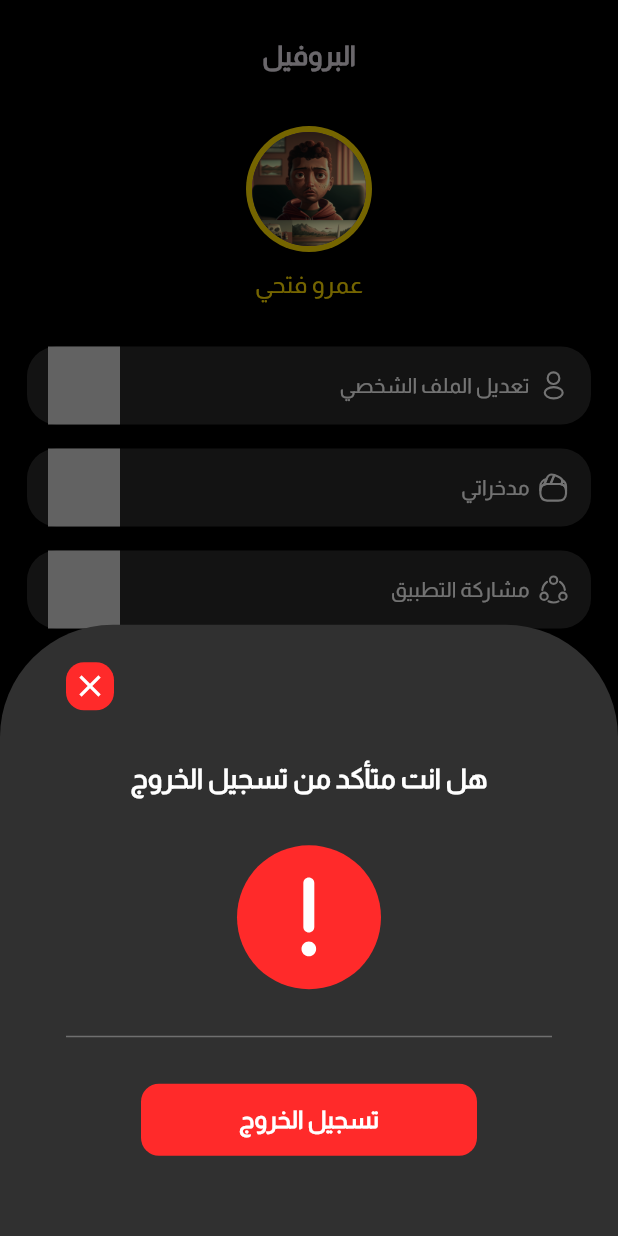
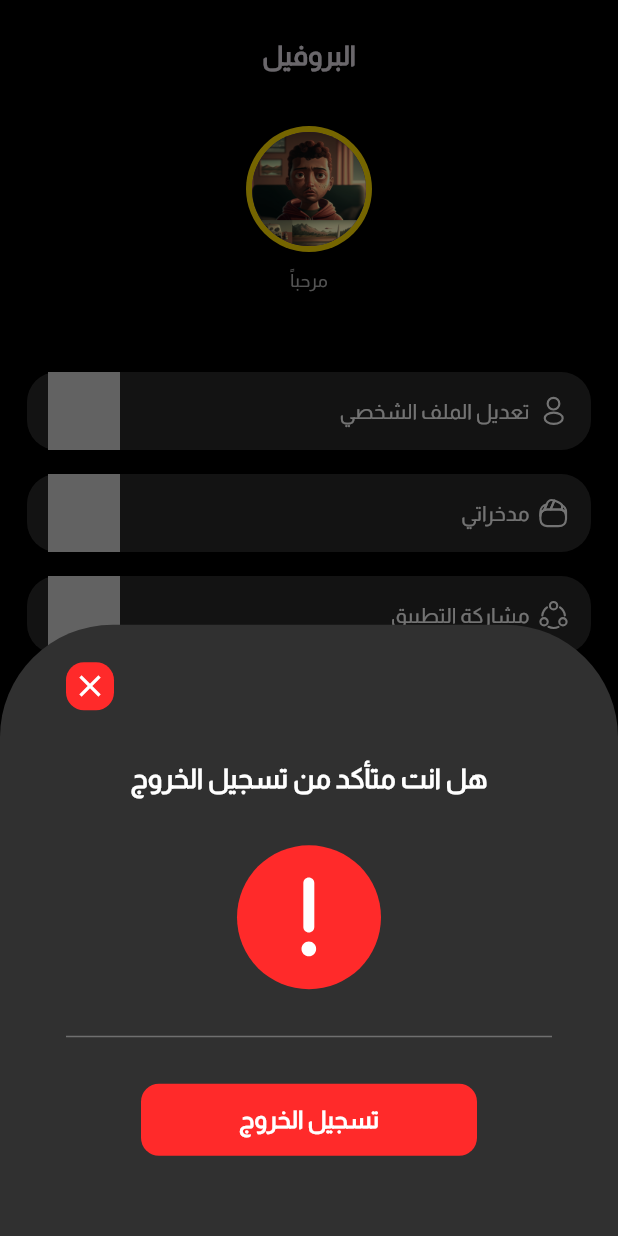
Before and after one commit to AmrFathyAhmed/BLack_Market_app, a Flutter app: the ProfilePage widget shown alone on an empty page, opened directly, after a tap on "تسجيل الخروج", on a phone screen of 412 x 824 dp. Run offline on Flutter 3.47's test engine with Material 3 defaults, Android fonts, the phone set to English and light mode, and no system bars; our stand-ins replace bloc, cloud_firestore, device_preview, firebase_auth, firebase_core, fl_chart and 3 more; accounts and stored records are empty; network calls fail.

Commit message:
get user data from firebase

```diff
--- a/lib/Features/Profile/presentation/views/profile_page.dart
+++ b/lib/Features/Profile/presentation/views/profile_page.dart
@@ -4,6 +4,7 @@ import 'package:black_market/Features/Profile/presentation/views/widgets/log_out
 import 'package:black_market/Features/Profile/presentation/views/widgets/logout-bottom.dart';
 import 'package:black_market/Features/Profile/presentation/views/widgets/profile-item.dart';
 import 'package:black_market/Features/Profile/presentation/views/widgets/text_app_bar.dart';
+import 'package:black_market/Features/home/data/repo/home_repo_impl.dart';
 import 'package:black_market/core/color.dart';
 import 'package:flutter/material.dart';
 
@@ -28,14 +29,77 @@ class ProfilePage extends StatelessWidget {
               ),
             ),
           ),
-          const Center(
-              child: Text(
-            "عمرو فتحي",
+          FutureBuilder<String>(
+            future: HomeRepoImpl().getUserData(),
+            builder: (context, snapshot) {
+              if (snapshot.connectionState == ConnectionState.waiting) {
+                return Center(
+                  child: Column(
+                    crossAxisAlignment: CrossAxisAlignment.center,
+                    children: [
+                      Text(
+                        "مرحباً",
+                        style: TextStyle(fontSize: 12, color: Color(0xffB4B4B4)),
+                      ),
+                      Text(
+                        "جاري التحميل...",
                         style: TextStyle(fontSize: 16, color: ColorSelect.PColor),
-          )),
-          const SizedBox(
-            height: 22,
                       ),
+                    ],
+                  ),
+                );
+              } else if (snapshot.hasError) {
+                return Center(
+                  child: Column(
+                    crossAxisAlignment: CrossAxisAlignment.center,
+                    children: [
+                      Text(
+                        "مرحباً",
+                        style: TextStyle(fontSize: 12, color: Color(0xffB4B4B4)),
+                      ),
+                      Text(
+                        "حدث خطأ",
+                        style: TextStyle(fontSize: 16, color: ColorSelect.PColor),
+                      ),
+                    ],
+                  ),
+                );
+              } else if (snapshot.hasData) {
+                return Center(
+                  child: Column(
+                    crossAxisAlignment: CrossAxisAlignment.center,
+                    children: [
+                      Text(
+                        "مرحباً",
+                        style: TextStyle(fontSize: 12, color: Color(0xffB4B4B4)),
+                      ),
+                      Text(
+                        snapshot.data!,
+                        style: TextStyle(fontSize: 16, color: ColorSelect.PColor),
+                      ),
+                    ],
+                  ),
+                );
+              } else {
+                return Center(
+                  child: Column(
+                    crossAxisAlignment: CrossAxisAlignment.center,
+                    children: [
+                      Text(
+                        "مرحباً",
+                        style: TextStyle(fontSize: 12, color: Color(0xffB4B4B4)),
+                      ),
+                      Text(
+                        "لا يوجد بيانات",
+                        style: TextStyle(fontSize: 16, color: ColorSelect.PColor),
+                      ),
+                    ],
+                  ),
+                );
+              }
+            },
+          ),
+          const SizedBox(height: 22),
           ProfileItem(
             title: "تعديل الملف الشخصي",
             iconPass: "Assets/images/profile-bold.svg",
@@ -66,20 +130,17 @@ class ProfilePage extends StatelessWidget {
             iconPass: "Assets/images/setting-2.svg",
             onPressed: () {},
           ),
-           LogoutBottom(onTap: (){
+          LogoutBottom(
+            onTap: () {
               _showBottomSheet(context);
-
-
-             },)
-           ,
-          const SizedBox(
-            height: 20,
-          )
+            },
+          ),
+          const SizedBox(height: 20),
         ],
       ),
     );
   }
-}
+
   void _showBottomSheet(BuildContext context) {
     showModalBottomSheet(
       context: context,
@@ -89,10 +150,13 @@ void _showBottomSheet(BuildContext context) {
           title: "هل انت متأكد من تسجيل الخروج",
           message: "تسجيل الخروج",
           buttonText: "تسجيل الخروج",
-        onConfirm: () async{
+          onConfirm: () async {
             try {
               await AuthRepoImpl().signOut();
-            Navigator.pushReplacement(context, MaterialPageRoute(builder: (context) => LoginPage()));
+              Navigator.pushReplacement(
+                context,
+                MaterialPageRoute(builder: (context) => LoginPage()),
+              );
             } on Exception catch (e) {
               print(e.toString());
             }
@@ -101,3 +165,4 @@ void _showBottomSheet(BuildContext context) {
       },
     );
   }
+}
--- a/lib/Features/home/data/repo/home_repo_impl.dart
+++ b/lib/Features/home/data/repo/home_repo_impl.dart
@@ -1,4 +1,6 @@
 import 'dart:convert';
+import 'package:cloud_firestore/cloud_firestore.dart';
+import 'package:firebase_auth/firebase_auth.dart';
 import 'package:http/http.dart' as http;
 import 'package:black_market/Features/home/data/model/currency.dart';
 import 'package:black_market/Features/home/data/repo/home_repo.dart';
@@ -18,4 +20,24 @@ class HomeRepoImpl extends HomeRepo {
       throw Exception('Failed to load currencies');
     }
   }
+
+  @override
+  Future<String> getUserData() async {
+      User? currentUser = FirebaseAuth.instance.currentUser;
+      CollectionReference userInfo =
+      FirebaseFirestore.instance.collection("Users");
+      QuerySnapshot querySnapshot = await userInfo
+          .where("UserEmail", isEqualTo: "${currentUser?.email}")
+          .get();
+
+      if (querySnapshot.size > 0) {
+        var data = querySnapshot.docs[0].data() as Map<String, dynamic>;
+
+         var name = data["UserName"] ?? "Unknown";
+
+     return name;
+      }
+      return "";
+    }
+
 }
```
Also changed, not shown: lib/Features/home/presentation/Views/widgets/home_app_bar.dart (+64 -10 lines). Lines whose indentation alone changed are shown as unchanged.
